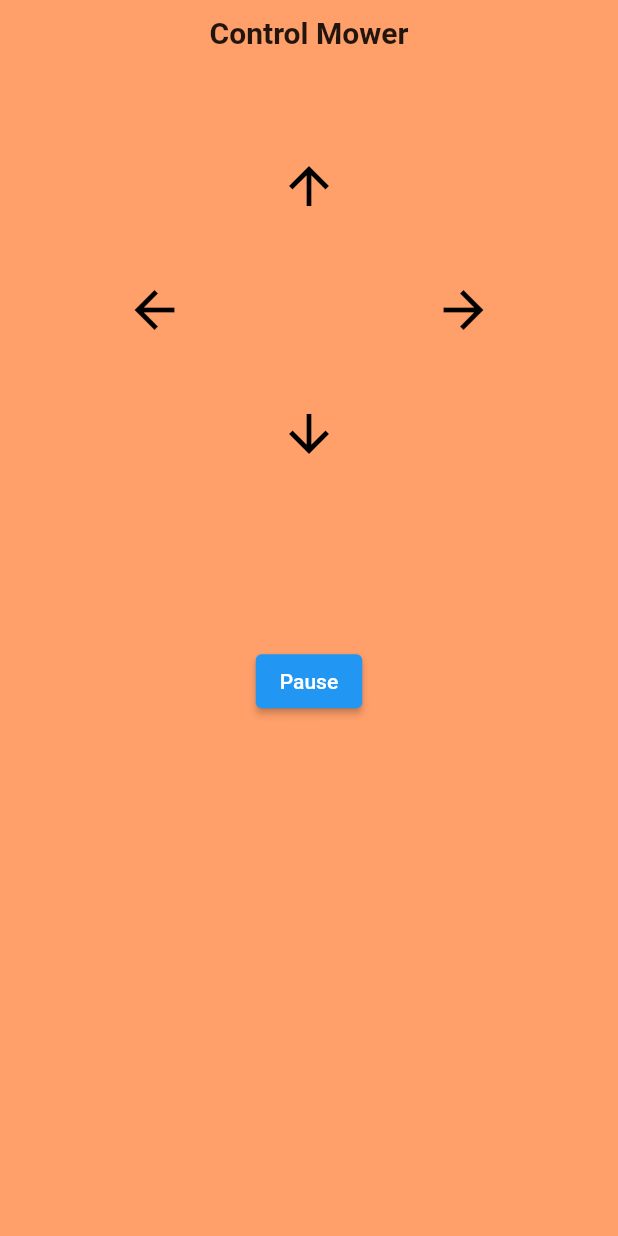
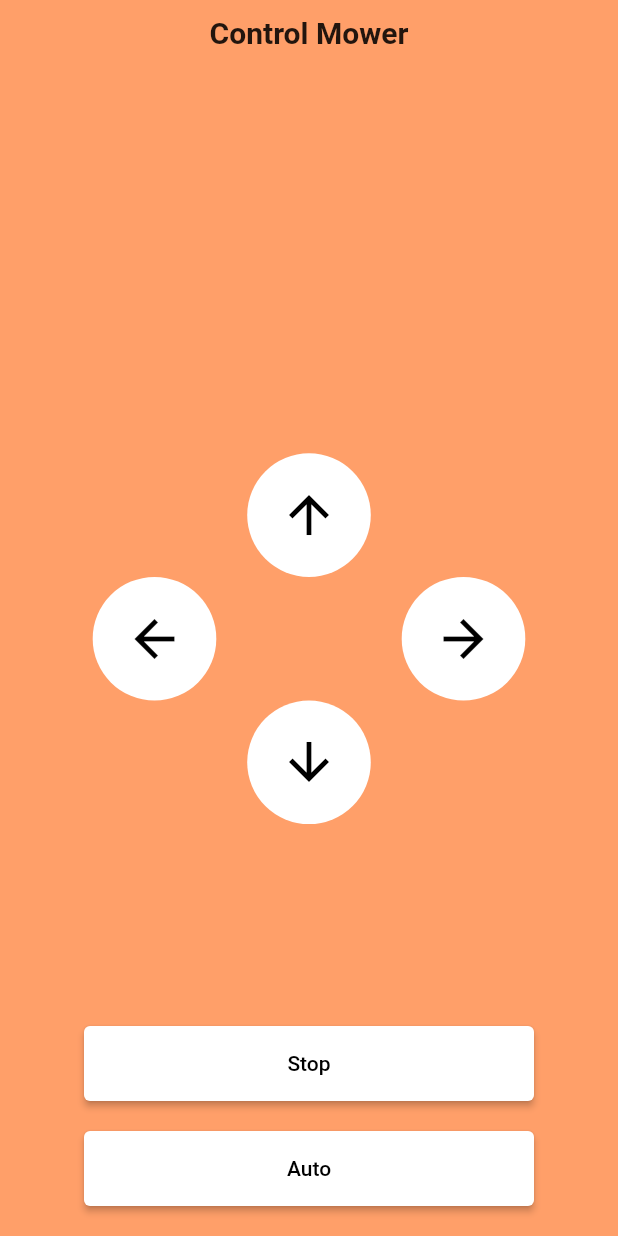
Before and after one commit to TIGK-Captain-America/app, a Flutter app: the ControlMowerPage screen opened directly, on a phone screen of 412 x 824 dp. Run offline on Flutter 3.47's test engine with Material 2 defaults, Android fonts, the phone set to English and light mode, and no system bars; our stand-ins replace flutter_blue, get, get_it, permission_handler, stacked.

Commit message:
format code/UI update & bluetooth state updates

```diff
--- a/lib/src/models/test.dart
+++ b/lib/src/models/test.dart
@@ -1,3 +1 @@
-class test {
-
-}
+class test {}
--- /dev/null
+++ b/lib/src/utils/Ids.dart
@@ -0,0 +1,4 @@
+class Ids {
+  static String robotService = '0000ffe1-0000-1000-8000-00805f9b34fb';
+  static String robotCharacteristic = '0000ffe3-0000-1000-8000-00805f9b34fb';
+}
--- a/lib/src/views/bottomNavBar/bottomNavBar.dart
+++ b/lib/src/views/bottomNavBar/bottomNavBar.dart
@@ -33,8 +33,10 @@ class _BottomNavBarState extends State<BottomNavBar> {
         selectedItemColor: Colors.white,
         items: const <BottomNavigationBarItem>[
           BottomNavigationBarItem(icon: Icon(Icons.home), label: 'Home'),
-          BottomNavigationBarItem(icon: Icon(Icons.agriculture), label: 'Mower'),
-          BottomNavigationBarItem(icon: Icon(Icons.alt_route_rounded), label: 'Map'),
+          BottomNavigationBarItem(
+              icon: Icon(Icons.agriculture), label: 'Mower'),
+          BottomNavigationBarItem(
+              icon: Icon(Icons.alt_route_rounded), label: 'Map'),
         ],
         currentIndex: currentIndex,
         onTap: onItemTap,
--- a/lib/src/views/controlMower/controlMower.dart
+++ b/lib/src/views/controlMower/controlMower.dart
@@ -4,7 +4,6 @@ import 'package:stacked/stacked.dart';
 
 //add functions for onpress buttons later.
 class ControlMowerPage extends StatelessWidget {
-
   @override
   Widget build(BuildContext context) {
     return ViewModelBuilder<ControlMowerViewModel>.reactive(
@@ -21,8 +20,8 @@ class ControlMowerPage extends StatelessWidget {
             'Control Mower',
             style: TextStyle(fontSize: 20.0, fontWeight: FontWeight.bold),
           ),
-          SizedBox(
-            height: 50,
+          Spacer(
+            flex: 2,
           ),
           Row(
             mainAxisAlignment: MainAxisAlignment.center,
@@ -32,14 +31,19 @@ class ControlMowerPage extends StatelessWidget {
                   width: MediaQuery.of(context).size.width * 0.2,
                   child: GestureDetector(
                     onLongPressEnd: (LongPressEndDetails d) async {
-                      print("aaaa stop");
                       await viewModel.control([48]);
                     },
                     onLongPress: () async {
-                      print("aaaa up");
                       await viewModel.control([49]);
                     },
-                    child: Icon(Icons.arrow_upward, color: Colors.black, size: 40,),
+                    child: CircleAvatar(
+                      backgroundColor: Colors.white,
+                      child: Icon(
+                        Icons.arrow_upward,
+                        color: Colors.black,
+                        size: 40,
+                      ),
+                    ),
                   ))
             ],
           ),
@@ -49,14 +53,19 @@ class ControlMowerPage extends StatelessWidget {
               width: MediaQuery.of(context).size.width * 0.2,
               child: GestureDetector(
                 onLongPressEnd: (LongPressEndDetails d) async {
-                  print("aaaa stop");
                   await viewModel.control([48]);
                 },
                 onLongPress: () async {
-                  print("aaaa left");
                   await viewModel.control([51]);
                 },
-                child: Icon(Icons.arrow_back, color: Colors.black, size: 40,),
+                child: CircleAvatar(
+                  backgroundColor: Colors.white,
+                  child: Icon(
+                    Icons.arrow_back,
+                    color: Colors.black,
+                    size: 40,
+                  ),
+                ),
               ),
             ),
             Container(
@@ -64,14 +73,19 @@ class ControlMowerPage extends StatelessWidget {
               width: MediaQuery.of(context).size.width * 0.2,
               child: GestureDetector(
                 onLongPressEnd: (LongPressEndDetails d) async {
-                  print("aaaa stop");
                   await viewModel.control([48]);
                 },
                 onLongPress: () async {
-                  print("aaaa right");
                   await viewModel.control([50]);
                 },
-                child: Icon(Icons.arrow_forward, color: Colors.black, size: 40,),
+                child: CircleAvatar(
+                  backgroundColor: Colors.white,
+                  child: Icon(
+                    Icons.arrow_forward,
+                    color: Colors.black,
+                    size: 40,
+                  ),
+                ),
               ),
             ),
           ]),
@@ -81,30 +95,54 @@ class ControlMowerPage extends StatelessWidget {
               width: MediaQuery.of(context).size.width * 0.2,
               child: GestureDetector(
                   onLongPressEnd: (LongPressEndDetails d) async {
-                    print("aaaa stop");
                     await viewModel.control([48]);
                   },
                   onLongPress: () async {
-                    print("aaaa down");
                     await viewModel.control([52]);
                   },
+                  child: CircleAvatar(
+                    backgroundColor: Colors.white,
                     child: Icon(
-                    Icons.arrow_downward, color: Colors.black, size: 40,),
+                      Icons.arrow_downward,
+                      color: Colors.black,
+                      size: 40,
                     ),
+                  )),
             ),
           ]),
-          Row(
-            mainAxisAlignment: MainAxisAlignment.center,
-            children: [
-              Container(
-                padding: EdgeInsets.all(100.0),
+          Spacer(),
+          ConstrainedBox(
+            constraints: BoxConstraints.tightFor(width: 300, height: 50),
             child: ElevatedButton(
-                  child: Text("Pause"),
-                  onPressed: () {},
+                style: ButtonStyle(
+                    backgroundColor: MaterialStateProperty.all(Colors.white)),
+                onPressed: () async {
+                  await viewModel.control([48]);
+                },
+                child: Text(
+                  'Stop',
+                  style: TextStyle(color: Colors.black),
+                )),
           ),
-              )
-            ],
-          )
+          SizedBox(
+            height: 20,
+          ),
+          ConstrainedBox(
+            constraints: BoxConstraints.tightFor(width: 300, height: 50),
+            child: ElevatedButton(
+                style: ButtonStyle(
+                    backgroundColor: MaterialStateProperty.all(Colors.white)),
+                onPressed: () async {
+                  await viewModel.control([53]);
+                },
+                child: Text(
+                  'Auto',
+                  style: TextStyle(color: Colors.black),
+                )),
+          ),
+          SizedBox(
+            height: 20,
+          ),
         ])),
       ),
     );
--- a/lib/src/views/controlMower/viewModel.dart
+++ b/lib/src/views/controlMower/viewModel.dart
@@ -1,6 +1,6 @@
 import 'package:flutter/material.dart';
 import 'package:get_it/get_it.dart';
-import 'package:mower/src/services/DeviceService.dart';
+import 'package:mower/src/services/deviceService.dart';
 
 class ControlMowerViewModel extends ChangeNotifier {
   final DeviceService _deviceService = GetIt.I.get<DeviceService>();
@@ -9,7 +9,7 @@ class ControlMowerViewModel extends ChangeNotifier {
     try {
       await _deviceService.characteristic.write(com);
     } catch (e) {
-      print(e);
+      print("Error: $e");
     }
   }
 }
--- a/lib/src/views/landing/landing.dart
+++ b/lib/src/views/landing/landing.dart
@@ -1,7 +1,4 @@
 import 'package:flutter/material.dart';
-import 'package:get/get.dart';
-import 'package:get_it/get_it.dart';
-import 'package:mower/src/services/bluetoothService.dart';
 import 'package:mower/src/utils/customStreamError.dart';
 import 'package:mower/src/views/error/error.dart';
 import 'package:mower/src/views/landing/viewModel.dart';
```
Also changed, not shown: lib/main.dart (+1 -10 lines), lib/src/components/BluetoothDeviceTile.dart (+13 -6 lines), lib/src/views/error/error.dart (+8 -5 lines), lib/src/views/home/home.dart (+9 -11 lines), lib/src/views/home/viewModel.dart (+20 -13 lines), lib/src/views/mowerView/mowerView.dart (+3 -9 lines), lib/src/views/scanBluetooth/scanBluetooth.dart (+11 -15 lines), lib/src/views/scanBluetooth/viewModel.dart (+13 -7 lines), lib/src/views/mowerView/viewModel.dart (line endings or trailing spaces). Lines whose indentation alone changed are shown as unchanged.
